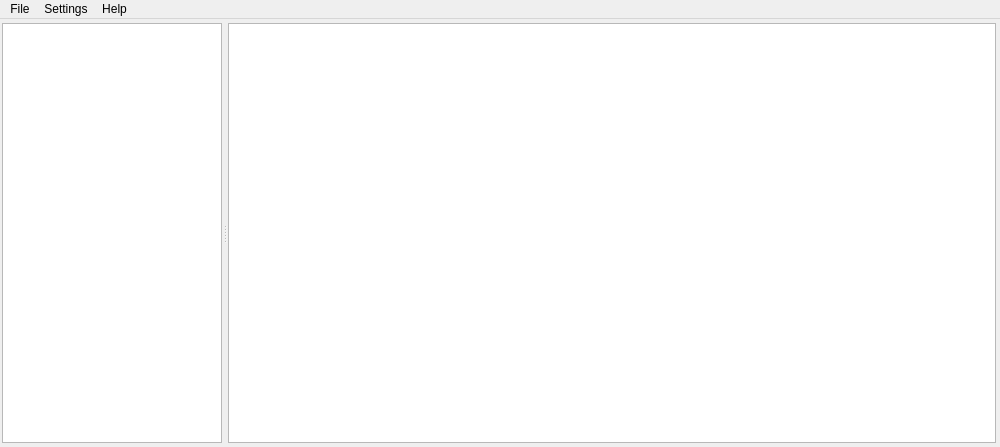
This is data/ui/whch.ui in Patriciasc/WHCH as Qt 5 draws it before an edit. The edited form follows.
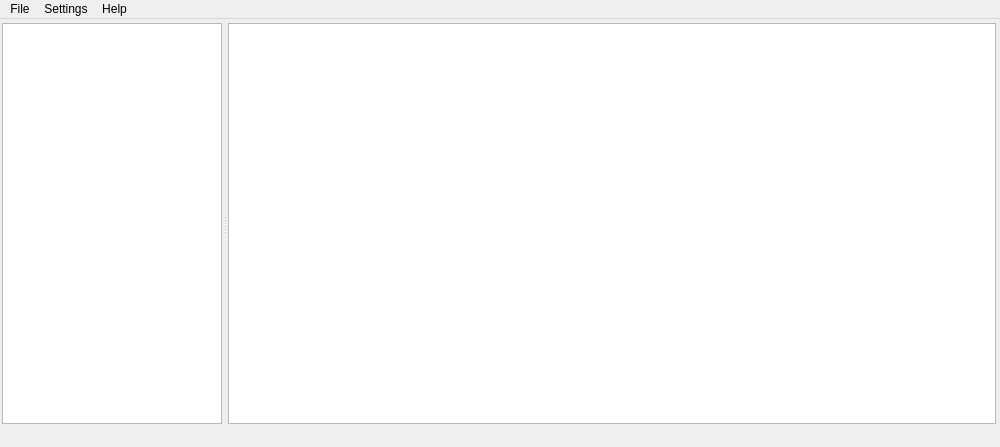
This is the edited form. The open tabs and pages were chosen to show the change. Icons and pictures are not drawn.

Diff of the .ui file:
```diff
--- a/data/ui/whch.ui
+++ b/data/ui/whch.ui
@@ -241,6 +241,8 @@
             <number>2</number>
            </property>
            <item>
+            <layout class="QVBoxLayout" name="verticalLayout_2">
+             <item>
             <widget class="QSplitter" name="splitter">
              <property name="orientation">
               <enum>Qt::Horizontal</enum>
@@ -271,6 +273,21 @@
               </attribute>
              </widget>
             </widget>
+             </item>
+             <item>
+              <widget class="QLabel" name="label">
+               <property name="maximumSize">
+                <size>
+                 <width>16777215</width>
+                 <height>13</height>
+                </size>
+               </property>
+               <property name="text">
+                <string/>
+               </property>
+              </widget>
+             </item>
+            </layout>
            </item>
           </layout>
          </widget>
```
Lines whose indentation alone changed are shown as unchanged.
